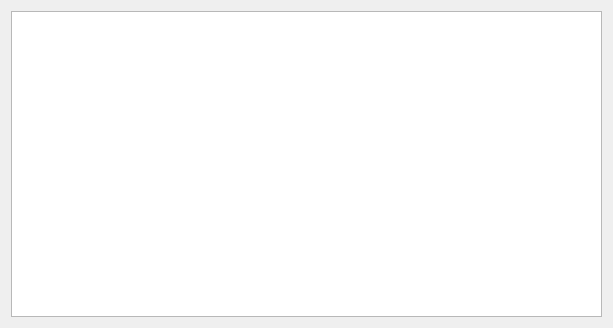
Before: the Qt Designer form Error_row_add.ui in BITLIFASON/Support_Of_Competitions_For_Grants, drawn with Qt 5.
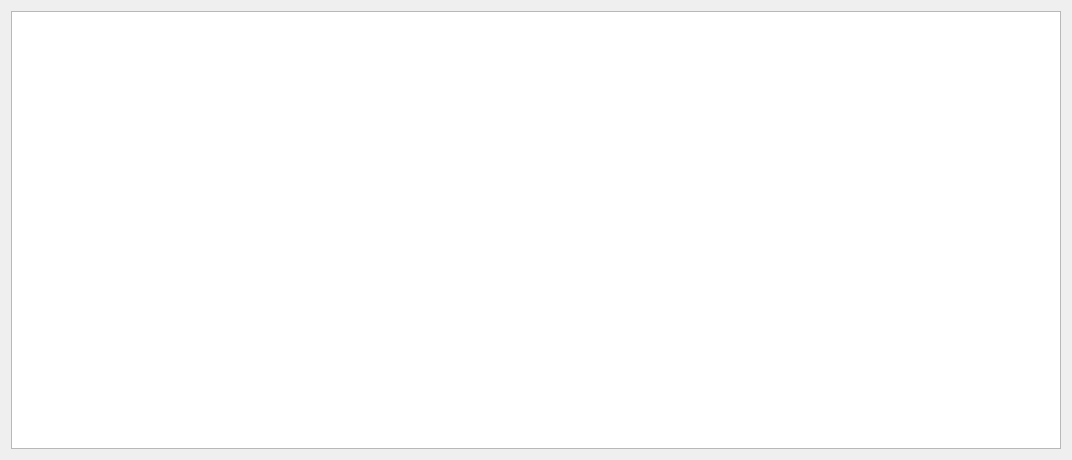
After: the same form once the commit is applied.

What changed in the file:
```diff
--- a/Error_row_add.ui
+++ b/Error_row_add.ui
@@ -6,8 +6,8 @@
    <rect>
     <x>0</x>
     <y>0</y>
-    <width>613</width>
-    <height>328</height>
+    <width>1072</width>
+    <height>460</height>
    </rect>
   </property>
   <property name="windowTitle">
```
